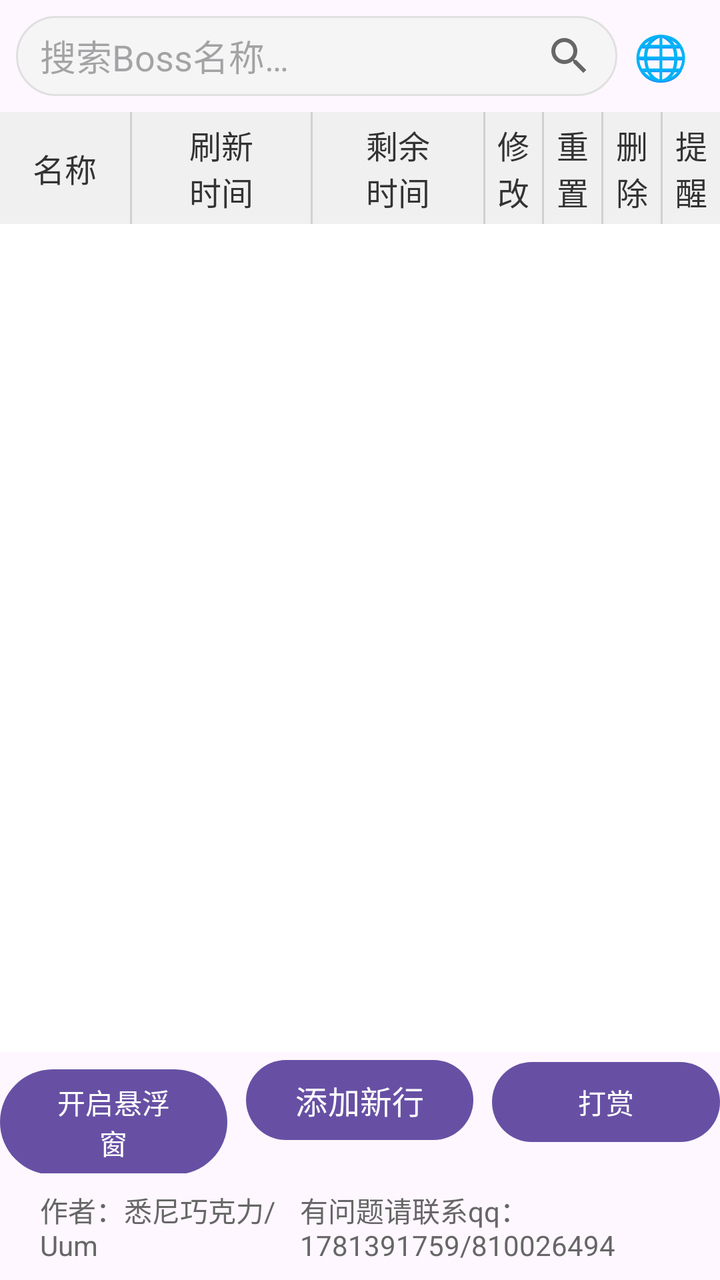
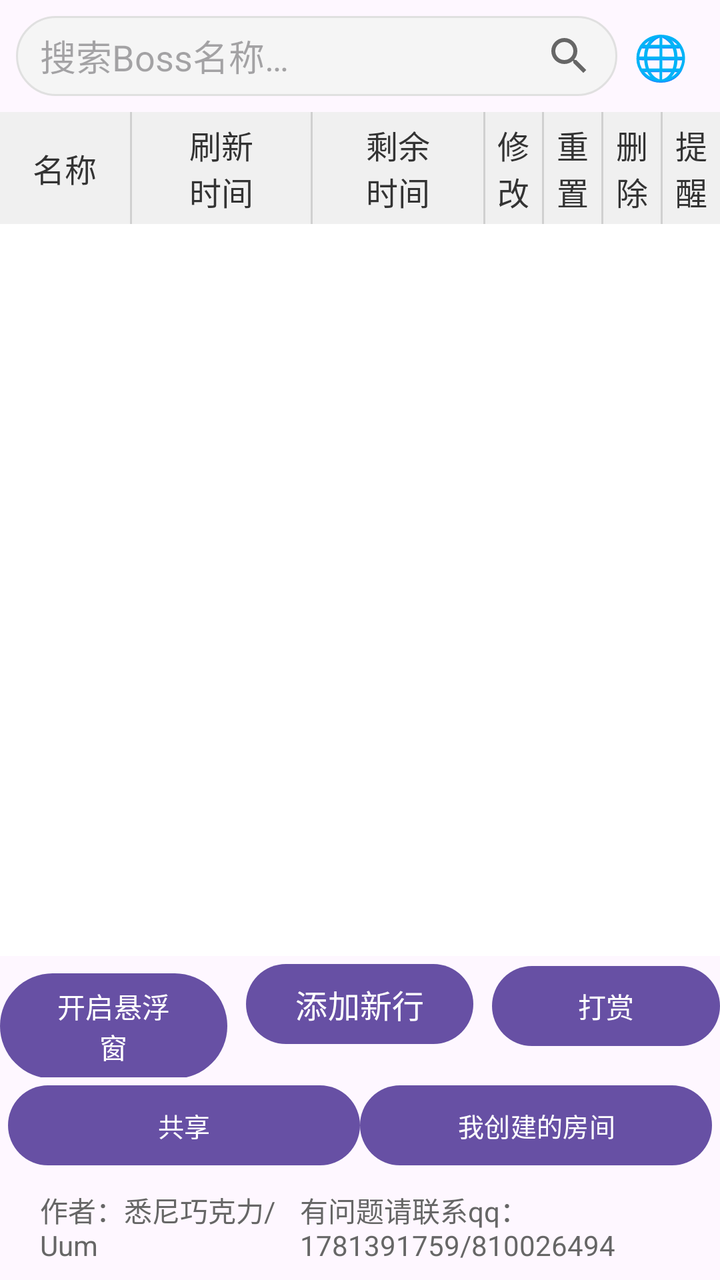

Two renders of the same Android screen: before a commit and after it. Below are the layout's source before the change and the commit's diff.
<!-- AndroidManifest.xml: application theme Theme.Boss -->
<!-- res/layout/activity_main.xml -->
<?xml version="1.0" encoding="utf-8"?>
<LinearLayout xmlns:android="http://schemas.android.com/apk/res/android"
    xmlns:app="http://schemas.android.com/apk/res-auto"
    xmlns:tools="http://schemas.android.com/tools"
    android:id="@+id/main"
    android:layout_width="match_parent"
    android:layout_height="match_parent"
    android:orientation="vertical"
    android:fitsSystemWindows="true"
    tools:context=".MainActivity">

    
    <LinearLayout
        android:layout_width="match_parent"
        android:layout_height="wrap_content"
        android:orientation="horizontal"
        android:padding="8dp">

        <EditText
            android:id="@+id/search_input"
            android:layout_width="0dp"
            android:layout_height="40dp"
            android:layout_weight="1"
            android:background="@drawable/search_edittext_bg"
            android:cursorVisible="true"
            android:drawableEnd="@drawable/ic_search"
            android:focusableInTouchMode="true"
            android:hint="@string/search_hint"
            android:imeOptions="actionSearch"
            android:inputType="text"
            android:maxLines="1"
            android:paddingStart="12dp"
            android:paddingEnd="12dp"
            android:singleLine="true" />

        
        <TextView
            android:id="@+id/btn_language"
            android:layout_width="wrap_content"
            android:layout_height="40dp"
            android:text="🌐"
            android:textSize="22sp"
            android:background="?attr/selectableItemBackgroundBorderless"
            android:paddingStart="8dp"
            android:paddingEnd="8dp"
            android:gravity="center"
            android:layout_gravity="center_vertical"/>
    </LinearLayout>

    
    <LinearLayout
        android:layout_width="match_parent"
        android:layout_height="wrap_content"
        android:orientation="horizontal"
        android:background="#F0F0F0">   

        <TextView
            android:id="@+id/text1"
            android:layout_width="0dp"
            android:layout_height="match_parent"
            android:layout_weight="16"
            android:gravity="center"
            android:text="@string/column_name"
            android:textSize="16sp"
            android:textColor="#333333" />

        <View
            android:layout_width="1dp"
            android:layout_height="match_parent"
            android:background="#D0D0D0" />

        <TextView
            android:id="@+id/text2"
            android:layout_width="0dp"
            android:layout_height="56dp"
            android:layout_weight="22"
            android:gravity="center"
            android:text="@string/column_refresh"
            android:textSize="16sp"
            android:textColor="#333333" />

        <View
            android:layout_width="1dp"
            android:layout_height="match_parent"
            android:background="#D0D0D0" />

        <TextView
            android:id="@+id/text3"
            android:layout_width="0dp"
            android:layout_height="56dp"
            android:layout_weight="21"
            android:gravity="center"
            android:text="@string/column_remaining"
            android:textSize="16sp"
            android:textColor="#333333" />

        <View
            android:layout_width="1dp"
            android:layout_height="match_parent"
            android:background="#D0D0D0" />

        <TextView
            android:layout_width="0dp"
            android:layout_height="match_parent"
            android:layout_weight="7"
            android:gravity="center"
            android:text="@string/column_edit"
            android:textSize="16sp"
            android:textColor="#333333" />

        <View
            android:layout_width="1dp"
            android:layout_height="match_parent"
            android:background="#D0D0D0" />

        <TextView
            android:layout_width="0dp"
            android:layout_height="match_parent"
            android:layout_weight="7"
            android:gravity="center"
            android:text="@string/column_reset"
            android:textSize="16sp"
            android:textColor="#333333" />

        <View
            android:layout_width="1dp"
            android:layout_height="match_parent"
            android:background="#D0D0D0" />

        <TextView
            android:layout_width="0dp"
            android:layout_height="match_parent"
            android:layout_weight="7"
            android:gravity="center"
            android:text="@string/column_delete"
            android:textSize="16sp"
            android:textColor="#333333" />

        <View
            android:layout_width="1dp"
            android:layout_height="match_parent"
            android:background="#D0D0D0" />

        <TextView
            android:layout_width="0dp"
            android:layout_height="match_parent"
            android:layout_weight="7"
            android:gravity="center"
            android:text="@string/column_notify"
            android:textSize="16sp"
            android:textColor="#333333" />

    </LinearLayout>

    
    <androidx.recyclerview.widget.RecyclerView
        android:id="@+id/recycler_view"
        android:layout_width="match_parent"
        android:layout_height="0dp"
        android:layout_weight="1"
        android:background="#FFFFFF"
        app:layoutManager="androidx.recyclerview.widget.LinearLayoutManager" />

    
    <LinearLayout
        android:layout_width="match_parent"
        android:layout_height="wrap_content"
        android:orientation="horizontal">

        <Button
            android:id="@+id/toggle_floating"
            android:layout_width="0dp"
            android:layout_weight="120"
            android:layout_height="wrap_content"
            android:text="@string/button_toggle_float"
            app:layout_constraintBottom_toBottomOf="parent"
            app:layout_constraintEnd_toEndOf="parent" />

        <View
            android:layout_width="0dp"
            android:layout_height="1dp"
            android:layout_weight="10" />

        <Button
            android:id="@+id/add_button"
            android:layout_width="0dp"
            android:layout_weight="120"
            android:layout_height="wrap_content"
            android:text="@string/button_add_row"
            android:textSize="16sp" />

        <View
            android:layout_width="0dp"
            android:layout_height="1dp"
            android:layout_weight="10" />

        <Button
            android:id="@+id/toggle_money"
            android:layout_width="0dp"
            android:layout_weight="120"
            android:layout_height="wrap_content"
            android:text="@string/button_donate"
            app:layout_constraintBottom_toBottomOf="parent"
            app:layout_constraintEnd_toEndOf="parent" />
    </LinearLayout>

    
    <LinearLayout
        android:layout_width="match_parent"
        android:layout_height="wrap_content"
        android:orientation="horizontal">

        <View
            android:layout_width="0dp"
            android:layout_weight="2"
            android:layout_height="1dp"/>

        <TextView
            android:layout_width="0dp"
            android:layout_weight="12"
            android:layout_height="wrap_content"
            android:text="@string/author_text"
            android:textSize="14sp"
            android:textColor="#666666"
            android:layout_marginTop="8dp"
            android:layout_marginBottom="8dp"/>

        <View
            android:layout_width="0dp"
            android:layout_height="1dp"
            android:layout_weight="1"/>

        <TextView
            android:layout_width="0dp"
            android:layout_weight="19"
            android:layout_height="wrap_content"
            android:text="@string/contact_text"
            android:textSize="14sp"
            android:textColor="#666666"
            android:layout_marginTop="8dp"
            android:layout_marginBottom="8dp"/>

        <View
            android:layout_width="0dp"
            android:layout_height="1dp"
            android:layout_weight="2"/>
    </LinearLayout>
</LinearLayout>
<!-- resources referenced by this layout -->
<resources>
  <!-- drawable ic_search (drawable) -->
  <vector xmlns:android="http://schemas.android.com/apk/res/android"
      android:width="24dp"
      android:height="24dp"
      android:viewportWidth="24"
      android:viewportHeight="24">
      <path
          android:fillColor="#666666"
          android:pathData="M15.5,14h-0.79l-0.28,-0.27A6.471,6.471 0,0 0,16 9.5,6.5 6.5,0 1,0 9.5 16c1.61,0 3.09,-0.59 4.23,-1.57l0.27,0.28v0.79l5,4.99L20.49,19l-4.99,-5zM9.5,14A4.5,4.5 0,1 1,14 9.5,4.5 4.5,0 0,1 9.5 14z"/>
  </vector>
  <!-- drawable search_edittext_bg (drawable) -->
  <?xml version="1.0" encoding="utf-8"?>
  <shape xmlns:android="http://schemas.android.com/apk/res/android">
      <solid android:color="#F5F5F5"/>
      <corners android:radius="20dp"/>
      <stroke android:width="1dp" android:color="#E0E0E0"/>
  </shape>
  <string name="author_text">作者：悉尼巧克力/Uum</string>
  <string name="button_add_row">添加新行</string>
  <string name="button_donate">打赏</string>
  <string name="button_toggle_float">开启悬浮窗</string>
  <string name="column_delete">删\n除</string>
  <string name="column_edit">修\n改</string>
  <string name="column_name">名称</string>
  <string name="column_notify">提\n醒</string>
  <string name="column_refresh">刷新\n时间</string>
  <string name="column_remaining">剩余\n时间</string>
  <string name="column_reset">重\n置</string>
  <string name="contact_text">有问题请联系qq：1781391759/810026494</string>
  <string name="search_hint">搜索Boss名称…</string>
  <style name="Theme.Boss" parent="Base.Theme.Boss" />
  <style name="Base.Theme.Boss" parent="Theme.Material3.DayNight.NoActionBar">
          
          
      </style>
</resources>

<!-- the commit's change to res/layout/activity_main.xml (unified diff, before → after) -->
@@ -48,6 +48,18 @@
     </LinearLayout>
 
     
+    <TextView
+        android:id="@+id/shared_mode_header"
+        android:layout_width="match_parent"
+        android:layout_height="wrap_content"
+        android:gravity="center"
+        android:padding="4dp"
+        android:textSize="14sp"
+        android:textColor="#FFFFFF"
+        android:background="#3F51B5"
+        android:visibility="gone" />
+
+    
     <LinearLayout
         android:layout_width="match_parent"
         android:layout_height="wrap_content"
@@ -202,6 +214,50 @@
             android:text="@string/button_donate"
             app:layout_constraintBottom_toBottomOf="parent"
             app:layout_constraintEnd_toEndOf="parent" />
+    </LinearLayout>
+
+    
+    <LinearLayout
+        android:layout_width="match_parent"
+        android:layout_height="wrap_content"
+        android:orientation="horizontal"
+        android:paddingStart="4dp"
+        android:paddingEnd="4dp"
+        android:gravity="center">
+
+        <Button
+            android:id="@+id/btn_leave_room"
+            android:layout_width="0dp"
+            android:layout_weight="1"
+            android:layout_height="wrap_content"
+            android:text="@string/room_leave"
+            android:textSize="13sp"
+            android:minWidth="0dp"
+            android:paddingStart="4dp"
+            android:paddingEnd="4dp"
+            android:visibility="gone" />
+
+        <Button
+            android:id="@+id/btn_room"
+            android:layout_width="0dp"
+            android:layout_weight="1"
+            android:layout_height="wrap_content"
+            android:text="@string/room_button"
+            android:textSize="13sp"
+            android:minWidth="0dp"
+            android:paddingStart="4dp"
+            android:paddingEnd="4dp" />
+
+        <Button
+            android:id="@+id/btn_my_rooms"
+            android:layout_width="0dp"
+            android:layout_weight="1"
+            android:layout_height="wrap_content"
+            android:text="@string/my_rooms_button"
+            android:textSize="13sp"
+            android:minWidth="0dp"
+            android:paddingStart="4dp"
+            android:paddingEnd="4dp" />
     </LinearLayout>
 
     
<!-- resource entries referenced after the edit -->
@@ -29,6 +29,9 @@
   <string name="column_remaining">剩余\n时间</string>
   <string name="column_reset">重\n置</string>
   <string name="contact_text">有问题请联系qq：1781391759/810026494</string>
+  <string name="my_rooms_button">我创建的房间</string>
+  <string name="room_button">共享</string>
+  <string name="room_leave">离开房间</string>
   <string name="search_hint">搜索Boss名称…</string>
   <style name="Theme.Boss" parent="Base.Theme.Boss" />
   <style name="Base.Theme.Boss" parent="Theme.Material3.DayNight.NoActionBar">
